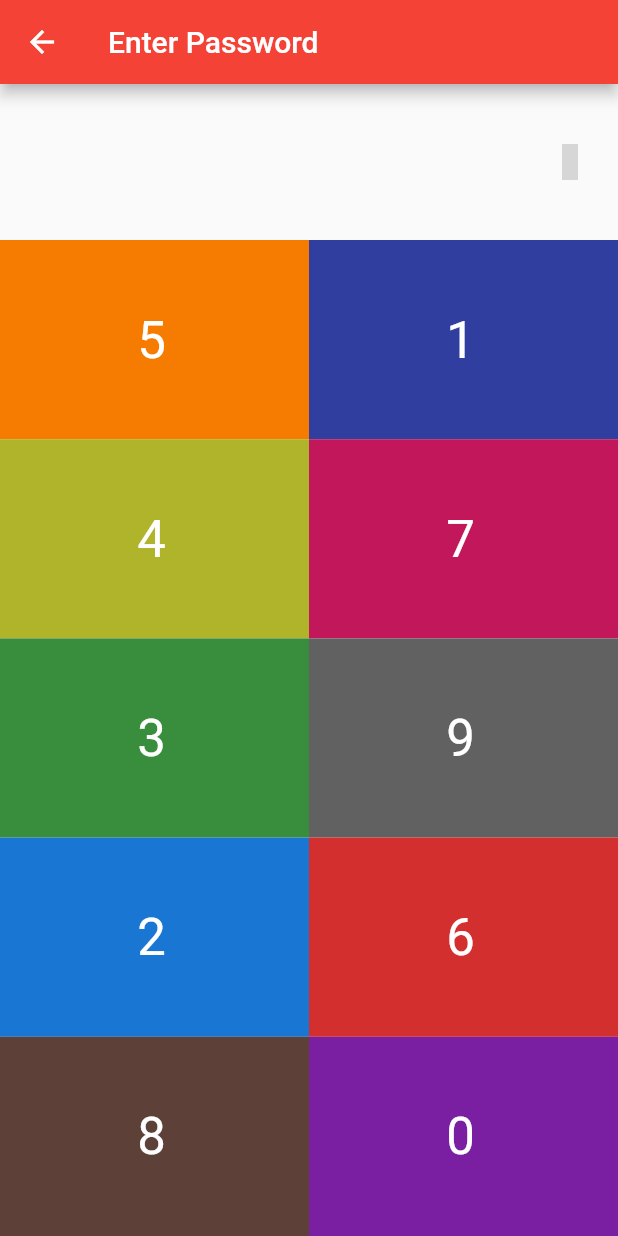
After one commit to Pertempto/chinatown_banker, a Flutter app: the PasswordInput screen opened directly, on a phone screen of 412 x 824 dp. The commit adds this screen. Run offline on Flutter 3.47's test engine with Material 2 defaults, Android fonts, the phone set to English and light mode, and no system bars; our stand-ins replace hive, hive_flutter, material_design_icons_flutter; accounts and stored records are empty; grey boxes are pictures that could not be loaded.

Commit message:
Added custom password input widget.

```diff
--- /dev/null
+++ b/lib/views/password_input.dart
@@ -0,0 +1,125 @@
+import 'package:flutter/material.dart';
+import 'package:flutter/widgets.dart';
+import 'package:material_design_icons_flutter/material_design_icons_flutter.dart';
+
+class PasswordInput extends StatefulWidget {
+  final bool isNewPassword;
+
+  const PasswordInput({Key? key, required this.isNewPassword}) : super(key: key);
+
+  @override
+  State<PasswordInput> createState() => _PasswordInputState();
+}
+
+class _PasswordInputState extends State<PasswordInput> {
+  List<Color> colorOptions = [
+    Colors.purple.shade700,
+    Colors.indigo.shade700,
+    Colors.blue.shade700,
+    Colors.green.shade700,
+    Colors.lime.shade700,
+    Colors.orange.shade700,
+    Colors.red.shade700,
+    Colors.pink.shade700,
+    Colors.brown.shade700,
+    Colors.grey.shade700,
+  ];
+  final int maxPasswordLength = 3;
+  final double boxSize = 80;
+
+  late List<int> shuffledNumbers;
+  List<int> enteredPassword = [];
+
+  @override
+  void initState() {
+    super.initState();
+    shuffledNumbers = List.generate(10, (index) => index);
+    shuffledNumbers.shuffle();
+  }
+
+  @override
+  Widget build(BuildContext context) {
+    TextTheme textTheme = Theme.of(context).textTheme;
+    ColorScheme colorScheme = Theme.of(context).colorScheme;
+    return Scaffold(
+      appBar: AppBar(
+        title: Text(widget.isNewPassword ? 'New Password' : 'Enter Password'),
+        actions: [
+          if (widget.isNewPassword && enteredPassword.isEmpty)
+            IconButton(
+              icon: const Icon(MdiIcons.cancel),
+              onPressed: () => Navigator.pop(context, ''),
+              tooltip: 'No Password',
+            ),
+          if (enteredPassword.isNotEmpty)
+            IconButton(
+                icon: const Icon(MdiIcons.check),
+                onPressed: () {
+                  Navigator.pop(context, enteredPassword.map((i) => i.toString()).join());
+                }),
+        ],
+      ),
+      body: Column(children: [
+        Padding(
+          padding: const EdgeInsets.all(8.0),
+          child: Row(
+            mainAxisAlignment: MainAxisAlignment.start,
+            children: [
+              Container(height: boxSize, width: 0, margin: const EdgeInsets.symmetric(vertical: 4)),
+              ...enteredPassword.map((colorIndex) => Container(
+                    width: boxSize,
+                    height: boxSize,
+                    margin: const EdgeInsets.all(4),
+                    decoration: BoxDecoration(
+                      borderRadius: const BorderRadius.all(Radius.circular(8)),
+                      color: colorOptions[colorIndex],
+                    ),
+                    child: Center(
+                        child: Text(colorIndex.toString(),
+                            style: textTheme.headline4!.copyWith(color: colorScheme.onPrimary))),
+                  )),
+              const Spacer(),
+              IconButton(
+                icon: const Icon(MdiIcons.backspace),
+                onPressed: enteredPassword.isEmpty ? null : () => setState(() => enteredPassword.removeLast()),
+              ),
+            ],
+          ),
+        ),
+        ...List.generate(
+          5,
+          (rowIndex) => Expanded(
+            child: Row(
+              children: List.generate(
+                2,
+                (columnIndex) {
+                  int itemIndex = (rowIndex * 2) + columnIndex;
+                  int colorIndex = itemIndex < shuffledNumbers.length ? shuffledNumbers[itemIndex] : 0;
+                  return Expanded(
+                    child: GestureDetector(
+                      onTap: () => setState(() {
+                        if (enteredPassword.length < maxPasswordLength) {
+                          enteredPassword.add(colorIndex);
+                        }
+                      }),
+                      child: Container(
+                        padding: const EdgeInsets.fromLTRB(12, 8, 16, 8),
+                        color: colorOptions[colorIndex],
+                        child: Center(
+                          child: Text(
+                            colorIndex.toString(),
+                            style: textTheme.headline4!.copyWith(color: colorScheme.onPrimary),
+                          ),
+                        ),
+                      ),
+                    ),
+                  );
+                },
+              ),
+            ),
+          ),
+        )
+      ]),
+    );
+  }
+}
```
Also changed, not shown: lib/views/game_page.dart (+9 -48 lines), lib/views/player_page.dart (+19 -71 lines).
